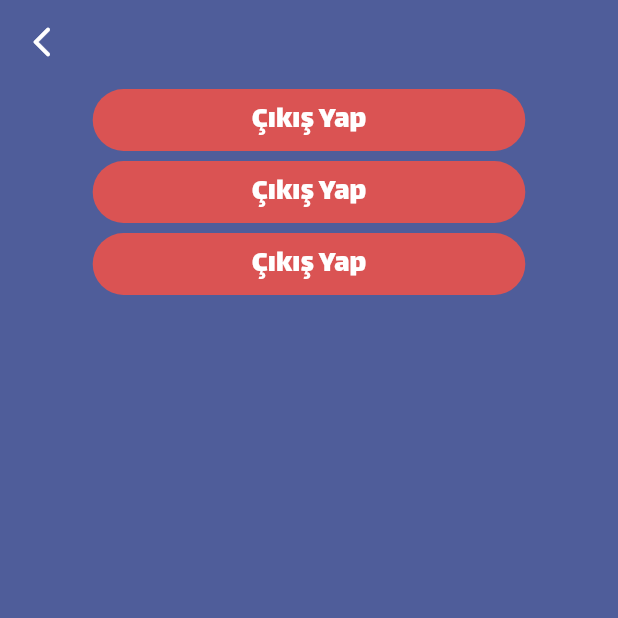
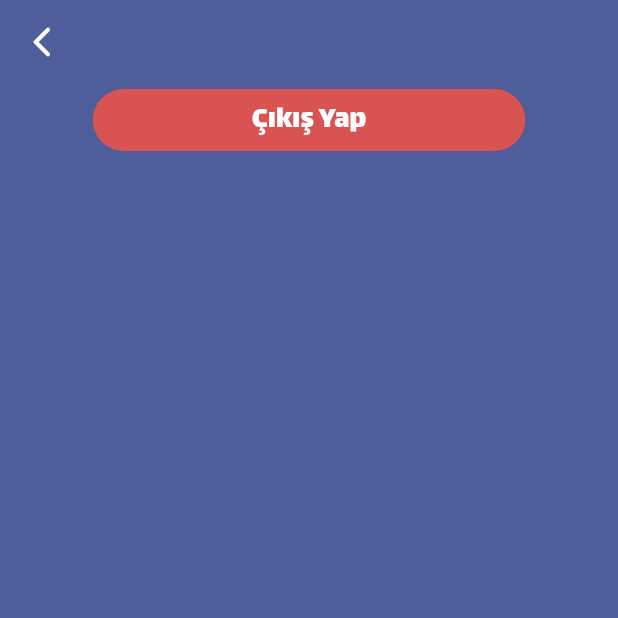
Before and after one commit to eminhologlu/Kulup-Uygulamasi, a Flutter app: the Ayarlar screen opened directly, on a phone screen of 412 x 824 dp, the top half of it. Run offline on Flutter 3.47's test engine with Material 3 defaults, Android fonts, the phone set to English and light mode, and no system bars; our stand-ins replace flutter_dotenv, parse_server_sdk_flutter.

Commit message:
ayarlar sorunları fixed

```diff
--- a/lib/ayarlar.dart
+++ b/lib/ayarlar.dart
@@ -59,36 +59,6 @@ class _AyarlarState extends State<Ayarlar> {
                     fontSize: MediaQuery.of(context).size.width * 0.05),
               ),
             ),
-            FilledButton(
-              onPressed: () async {
-                doUserLogout();
-              },
-              style: FilledButton.styleFrom(
-                  backgroundColor: const Color.fromARGB(255, 218, 83, 83),
-                  fixedSize: Size(MediaQuery.of(context).size.width * 0.7,
-                      MediaQuery.of(context).size.height * 0.05)),
-              child: Text(
-                "Çıkış Yap",
-                style: TextStyle(
-                    fontFamily: "Lalezar",
-                    fontSize: MediaQuery.of(context).size.width * 0.05),
-              ),
-            ),
-            FilledButton(
-              onPressed: () async {
-                doUserLogout();
-              },
-              style: FilledButton.styleFrom(
-                  backgroundColor: const Color.fromARGB(255, 218, 83, 83),
-                  fixedSize: Size(MediaQuery.of(context).size.width * 0.7,
-                      MediaQuery.of(context).size.height * 0.05)),
-              child: Text(
-                "Çıkış Yap",
-                style: TextStyle(
-                    fontFamily: "Lalezar",
-                    fontSize: MediaQuery.of(context).size.width * 0.05),
-              ),
-            ),
           ],
         ),
       ),
```
